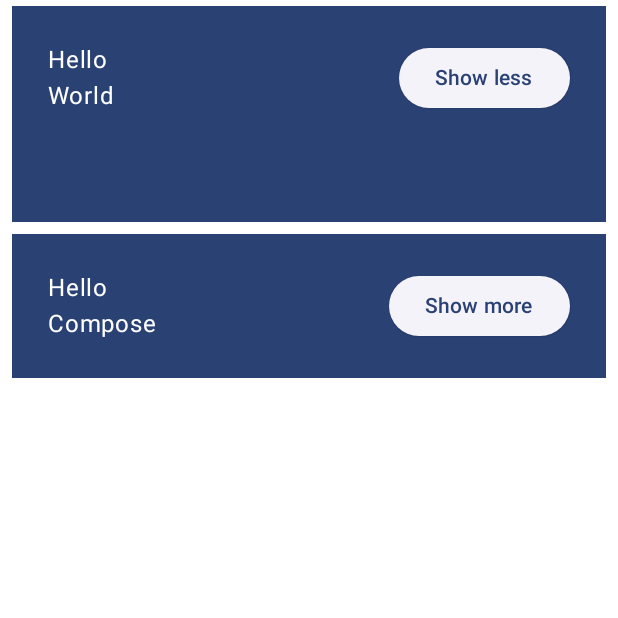
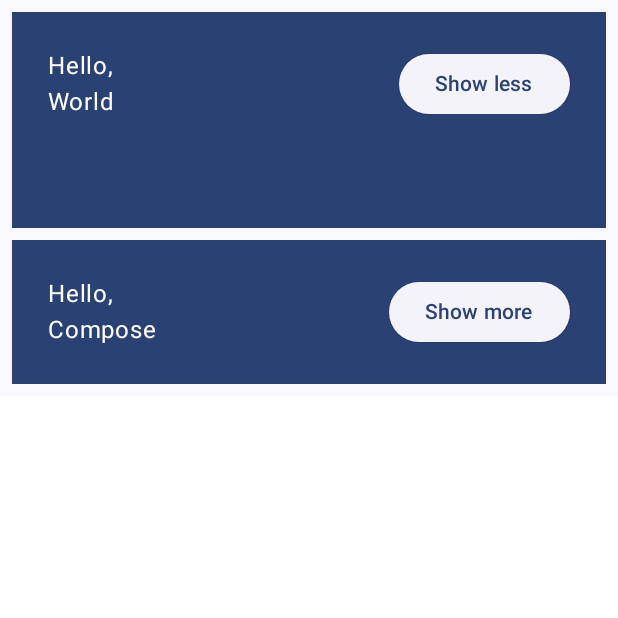
Before and after one commit to ramo2208/Basic-CodeLab, an Android app built with Jetpack Compose: the MainActivity screen opened directly, with no data from a screen before it, after a tap on "Show more", on a phone screen of 412 x 824 dp, the top half of it. Run offline under Robolectric (Android 15) with nearby library versions, the phone set to English and light mode, and no system bars; 1 other tap on this screen came first.

Commit message:
Uradjen OnBoardScreen i Greeting

```diff
--- a/app/src/main/java/com/example/basiccodelab/MainActivity.kt
+++ b/app/src/main/java/com/example/basiccodelab/MainActivity.kt
@@ -41,18 +41,34 @@ class MainActivity : ComponentActivity() {
 	}
 
 	@Composable
-	fun OnBoardScreen(modifier: Modifier = Modifier) {
-		var shouldShowOnboarding  by remember { mutableStateOf(true) }
+	fun MyApp(modifier: Modifier = Modifier) {
 
-		Column (
-			modifier = Modifier.fillMaxSize(),
+		var shouldShowOnboarding by remember { mutableStateOf(true) }
+
+		Surface(modifier) {
+			if (shouldShowOnboarding) {
+				OnboardingScreen(onContinueClicked = { shouldShowOnboarding = false })
+			} else {
+				Greetings()
+			}
+		}
+	}
+
+	@Composable
+	fun OnboardingScreen(
+		onContinueClicked: () -> Unit,
+		modifier: Modifier = Modifier
+	) {
+
+		Column(
+			modifier = modifier.fillMaxSize(),
 			verticalArrangement = Arrangement.Center,
 			horizontalAlignment = Alignment.CenterHorizontally
 		) {
-			Text("Welcome to the basic code lab")
+			Text("Welcome to the Basics Code lab!")
 			Button(
 				modifier = Modifier.padding(vertical = 24.dp),
-				onClick = { shouldShowOnboarding = false }
+				onClick = onContinueClicked
 			) {
 				Text("Continue")
 			}
@@ -60,21 +76,32 @@ class MainActivity : ComponentActivity() {
 	}
 
 	@Composable
-	fun MyApp(
+	private fun Greetings(
 		modifier: Modifier = Modifier,
 		names: List<String> = listOf("World", "Compose")
 	) {
-		Column(modifier) {
+		Column(modifier = modifier.padding(vertical = 4.dp)) {
 			for (name in names) {
 				Greeting(name = name)
 			}
 		}
 	}
 
+	@Preview(showBackground = true, widthDp = 320, heightDp = 320)
+	@Composable
+	fun OnboardingPreview() {
+		BasicCodeLabTheme {
+			OnboardingScreen(onContinueClicked = {})
+		}
+	}
+
 	@Composable
 	fun Greeting(name: String, modifier: Modifier = Modifier) {
-		val expanded = remember { mutableStateOf(false) }
-		val extraPadding = if (expanded.value) 48.dp else 0.dp
+
+		var expanded by remember { mutableStateOf(false) }
+
+		val extraPadding = if (expanded) 48.dp else 0.dp
+
 		Surface(
 			color = MaterialTheme.colorScheme.primary,
 			modifier = modifier.padding(vertical = 4.dp, horizontal = 8.dp)
@@ -85,31 +112,23 @@ class MainActivity : ComponentActivity() {
 						.weight(1f)
 						.padding(bottom = extraPadding)
 				) {
-					Text(text = "Hello ")
+					Text(text = "Hello, ")
 					Text(text = name)
 				}
 				ElevatedButton(
-					onClick = { expanded.value = !expanded.value }
+					onClick = { expanded = !expanded }
 				) {
-					Text(if (expanded.value) "Show less" else "Show more")
+					Text(if (expanded) "Show less" else "Show more")
 				}
 			}
 		}
 	}
 
-	@Preview(showBackground = true, widthDp = 320, heightDp = 320)
-	@Composable
-	fun OnBoardScreenPreview(){
-		BasicCodeLabTheme {
-			OnBoardScreen()
-		}
-	}
-
-	@Preview(showBackground = true)
+	@Preview(showBackground = true, widthDp = 320)
 	@Composable
 	fun GreetingPreview() {
 		BasicCodeLabTheme {
-			MyApp()
+			Greetings()
 		}
 	}
 }
```
